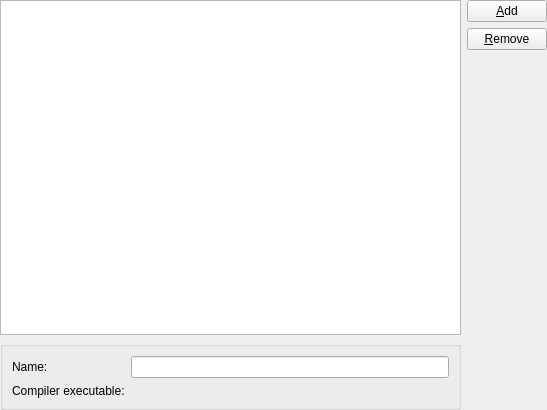
Qt form dubmanager/src/toolchain/toolchainwidget.ui (jaapgeurts/kdev-dlang) before a commit.
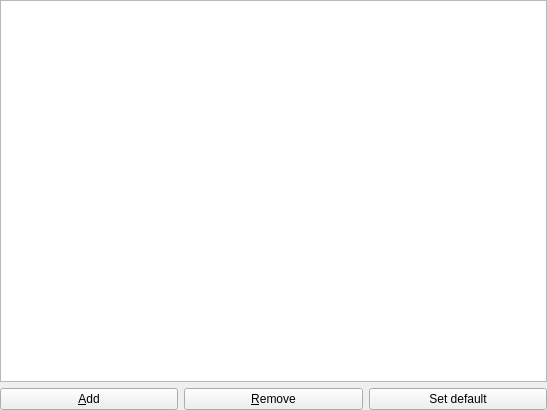
The same form after that commit. Icons and pictures are not drawn. Custom widgets are drawn as their Qt base class.

```diff
--- a/dubmanager/src/toolchain/toolchainwidget.ui
+++ b/dubmanager/src/toolchain/toolchainwidget.ui
@@ -10,7 +10,7 @@
     <height>410</height>
    </rect>
   </property>
-  <layout class="QGridLayout" name="gridLayout">
+  <layout class="QVBoxLayout" name="verticalLayout_2">
    <property name="leftMargin">
     <number>0</number>
    </property>
@@ -23,8 +23,11 @@
    <property name="bottomMargin">
     <number>0</number>
    </property>
-   <item row="0" column="1">
-    <layout class="QVBoxLayout" name="verticalLayout">
+   <item>
+    <widget class="QListView" name="compilers"/>
+   </item>
+   <item>
+    <layout class="QHBoxLayout" name="horizontalLayout">
      <item>
       <widget class="QPushButton" name="addButton">
        <property name="text">
@@ -46,61 +49,16 @@
       </widget>
      </item>
      <item>
-      <spacer name="verticalSpacer">
-       <property name="orientation">
-        <enum>Qt::Vertical</enum>
+      <widget class="QPushButton" name="setDefaultButton">
+       <property name="text">
+        <string>Set default</string>
        </property>
-       <property name="sizeHint" stdset="0">
-        <size>
-         <width>20</width>
-         <height>40</height>
-        </size>
-       </property>
-      </spacer>
+      </widget>
      </item>
     </layout>
    </item>
-   <item row="1" column="0">
-    <widget class="QGroupBox" name="groupBox">
-     <property name="title">
-      <string notr="true"/>
-     </property>
-     <layout class="QFormLayout" name="formLayout">
-      <item row="0" column="0">
-       <widget class="QLabel" name="label">
-        <property name="text">
-         <string comment="@label:textbox">Name:</string>
-        </property>
-       </widget>
-      </item>
-      <item row="0" column="1">
-       <widget class="QLineEdit" name="compilerName"/>
-      </item>
-      <item row="1" column="0">
-       <widget class="QLabel" name="label_2">
-        <property name="text">
-         <string comment="@label:chooser">Compiler executable:</string>
-        </property>
-       </widget>
-      </item>
-      <item row="1" column="1">
-       <widget class="KUrlRequester" name="compilerPath"/>
-      </item>
-     </layout>
-    </widget>
-   </item>
-   <item row="0" column="0">
-    <widget class="QListView" name="compilers"/>
-   </item>
   </layout>
  </widget>
- <customwidgets>
-  <customwidget>
-   <class>KUrlRequester</class>
-   <extends>QWidget</extends>
-   <header>kurlrequester.h</header>
-  </customwidget>
- </customwidgets>
  <resources/>
  <connections/>
 </ui>
```
